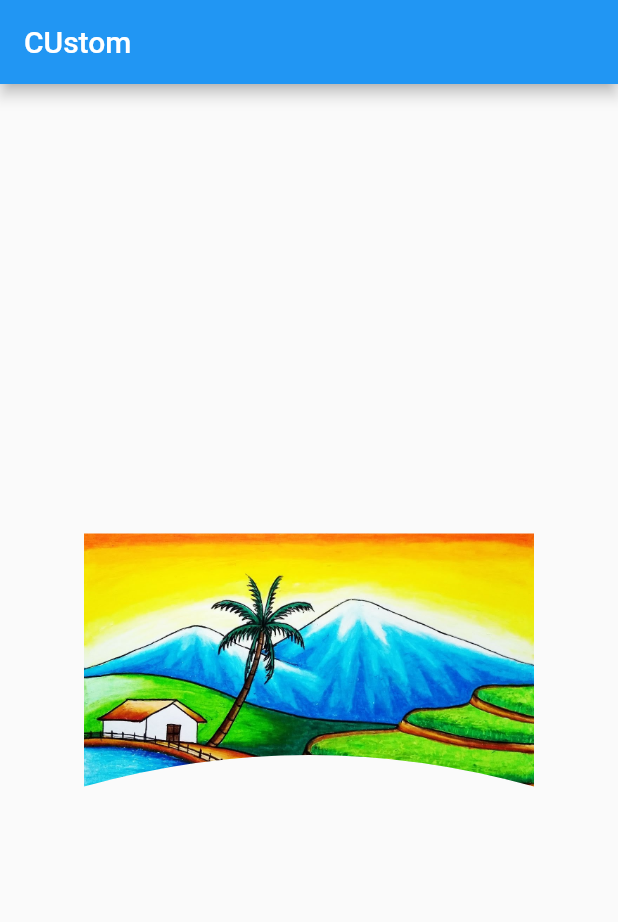
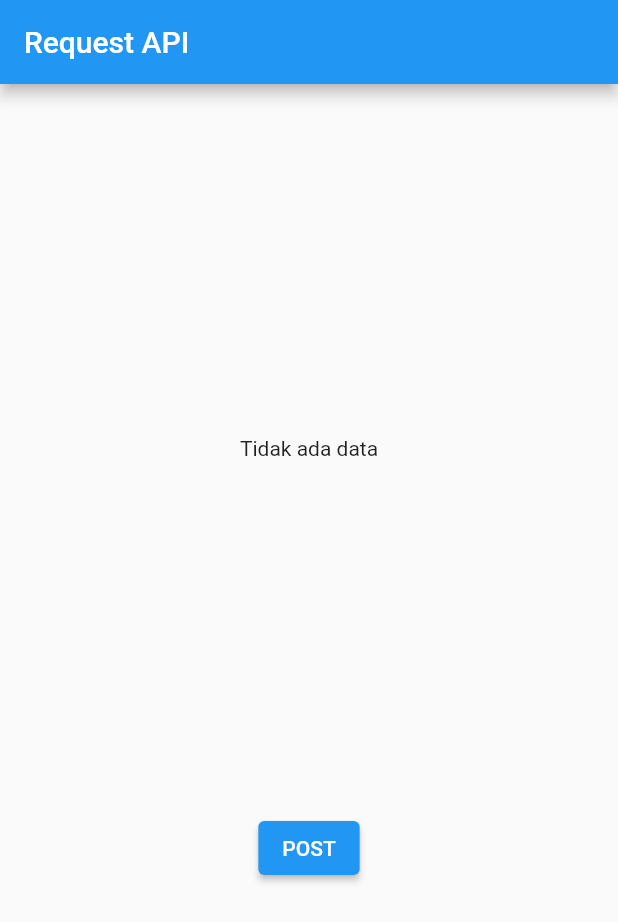
Before and after one commit to rankoms/belajar_flutter, a Flutter app: the screen it shows after launch, on a phone screen of 412 x 824 dp. Shown: the top 922 px of the screen. Run offline on Flutter 3.47's test engine with Material 2 defaults, Android fonts, the phone set to English and light mode, and no system bars.

Commit message:
membuat method post

```diff
--- a/lib/main.dart
+++ b/lib/main.dart
@@ -1,43 +1,42 @@
 import 'package:flutter/material.dart';
 import 'package:flutter_application_1/main_page.dart';
+import 'package:flutter_application_1/post_result_model.dart';
 
 void main() => runApp(const MyApp());
 
-class MyApp extends StatelessWidget {
+class MyApp extends StatefulWidget {
   const MyApp({Key? key}) : super(key: key);
 
   @override
+  _MyAppState createState() => _MyAppState();
+}
+
+class _MyAppState extends State<MyApp> {
+  PostResult? postResult;
+  @override
   Widget build(BuildContext context) {
     return MaterialApp(
-        home: Scaffold(
-      appBar: AppBar(
-        title: Text('CUstom'),
-      ),
-      body: Center(
-        child: ClipPath(
-          clipper: MyClipper(),
-          child: Image(
-            width: 300,
-            image: AssetImage('images/pemandangan.jpg'),
+      home: Scaffold(
+        appBar: AppBar(
+          title: Text('Request API'),
+        ),
+        body: Center(
+          child: Column(
+            mainAxisAlignment: MainAxisAlignment.spaceEvenly,
+            children: [
+              Text((postResult != null) ? 'data' : 'Tidak ada data'),
+              ElevatedButton(
+                  onPressed: () {
+                    PostResult.connectToAPI('Badu', 'Dokter').then((value) {
+                      postResult = value;
+                      setState(() {});
+                    });
+                  },
+                  child: Text('POST'))
+            ],
           ),
         ),
       ),
-    ));
+    );
   }
 }
-
-class MyClipper extends CustomClipper<Path> {
-  @override
-  Path getClip(Size size) {
-    Path path = Path();
-    path.lineTo(0, size.height);
-    path.quadraticBezierTo(
-        size.width / 2, size.height * 0.75, size.width, size.height);
-    path.lineTo(size.width, 0);
-    path.close();
-    return path;
-  }
-
-  @override
-  bool shouldReclip(covariant CustomClipper<Path> oldClipper) => false;
-}
--- /dev/null
+++ b/lib/post_result_model.dart
@@ -0,0 +1,27 @@
+import 'dart:convert';
+
+import 'package:http/http.dart' as http;
+
+class PostResult {
+  String? id, name, job, created;
+
+  PostResult({this.id, this.name, this.job, this.created});
+
+  factory PostResult.createPostResult(Map<String, dynamic> object) {
+    return PostResult(
+        id: object['id'],
+        name: object['name'],
+        job: object['job'],
+        created: object['createdAt']);
+  }
+
+  static Future<PostResult> connectToAPI(String name, String job) async {
+    String apiURL = "https://reqres.in/api/users";
+
+    var apiResult =
+        await http.post(Uri.parse(apiURL), body: {"name": name, "job": job});
+
+    var jsonObject = json.decode(apiResult.body);
+    return PostResult.createPostResult(jsonObject);
+  }
+}
--- a/pubspec.yaml
+++ b/pubspec.yaml
@@ -30,13 +30,9 @@ dependencies:
     cupertino_icons: ^1.0.2
     flutter:
         sdk: flutter
+    http: ^0.13.4
 
 dev_dependencies:
-    # The "flutter_lints" package below contains a set of recommended lints to
-    # encourage good coding practices. The lint set provided by the package is
-    # activated in the `analysis_options.yaml` file located at the root of your
-    # package. See that file for information about deactivating specific lint
-    # rules and activating additional ones.
     flutter_lints: ^1.0.0
     flutter_test:
         sdk: flutter
```
Also changed, not shown: lib/main_page.dart (+1 -24 lines), pubspec.lock.
